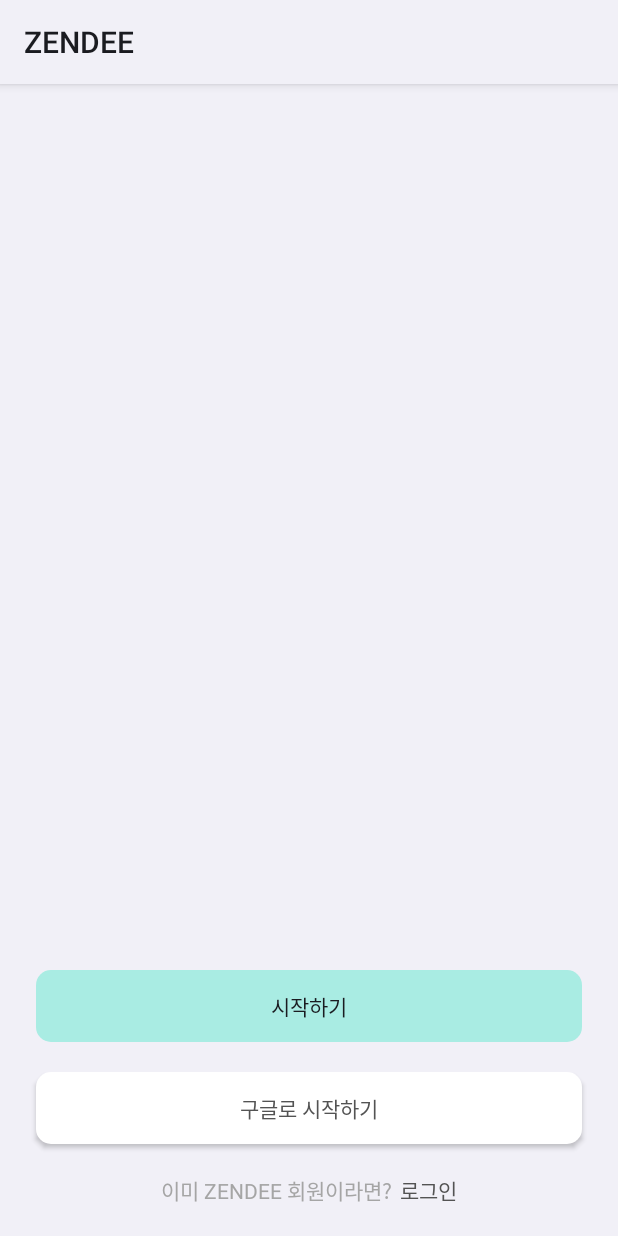
After one commit to 2023ZenDee/ZenDee_android, an Android app: the layout fragment_signup.xml on its own in the app's theme, with its tools: preview values and no code run, on a phone screen of 412 x 824 dp. The commit adds this screen. Run offline under Robolectric (Android 15) with nearby library versions, the phone set to English and light mode, and no system bars.

Commit message:
✨ :: ADD START SCREEN

```diff
--- a/build.gradle
+++ b/build.gradle
@@ -9,8 +9,8 @@ buildscript {
 }
 
 plugins {
-    id 'com.android.application' version '7.3.0' apply false
-    id 'com.android.library' version '7.3.0' apply false
+    id 'com.android.application' version '7.4.2' apply false
+    id 'com.android.library' version '7.4.2' apply false
     id 'org.jetbrains.kotlin.android' version '1.7.10' apply false
     id 'com.google.dagger.hilt.android' version '2.44' apply false
 }
--- a/data/build.gradle
+++ b/data/build.gradle
@@ -12,8 +12,6 @@ android {
     defaultConfig {
         minSdk 28
         targetSdk 33
-        versionCode 1
-        versionName "1.0"
 
         testInstrumentationRunner "androidx.test.runner.AndroidJUnitRunner"
     }
--- a/di/build.gradle
+++ b/di/build.gradle
@@ -12,8 +12,6 @@ android {
     defaultConfig {
         minSdk 28
         targetSdk 32
-        versionCode 1
-        versionName "1.0"
 
         testInstrumentationRunner "androidx.test.runner.AndroidJUnitRunner"
     }
--- a/domain/build.gradle
+++ b/domain/build.gradle
@@ -10,8 +10,6 @@ android {
     defaultConfig {
         minSdk 28
         targetSdk 33
-        versionCode 1
-        versionName "1.0"
 
         testInstrumentationRunner "androidx.test.runner.AndroidJUnitRunner"
     }
--- a/gradle.properties
+++ b/gradle.properties
@@ -6,7 +6,7 @@
 # http://www.gradle.org/docs/current/userguide/build_environment.html
 # Specifies the JVM arguments used for the daemon process.
 # The setting is particularly useful for tweaking memory settings.
-org.gradle.jvmargs=-Xmx4608m -Dfile.encoding=UTF-8
+org.gradle.jvmargs= -Xmx4608m -Dfile.encoding=UTF-8
 # When configured, Gradle will run in incubating parallel mode.
 # This option should only be used with decoupled projects. More details, visit
 # http://www.gradle.org/docs/current/userguide/multi_project_builds.html#sec:decoupled_projects
--- /dev/null
+++ b/presentation/src/main/res/drawable/button_container.xml
@@ -0,0 +1,9 @@
+<?xml version="1.0" encoding="utf-8"?>
+<shape xmlns:android="http://schemas.android.com/apk/res/android">
+
+    <corners
+        android:radius="10dp"/>
+
+    <solid android:color="@color/white"/>
+
+</shape>
--- /dev/null
+++ b/presentation/src/main/res/layout/fragment_signup.xml
@@ -0,0 +1,88 @@
+<?xml version="1.0" encoding="utf-8"?>
+<layout xmlns:android="http://schemas.android.com/apk/res/android"
+    xmlns:tools="http://schemas.android.com/tools"
+    xmlns:app="http://schemas.android.com/apk/res-auto">
+
+    <data>
+
+    </data>
+
+    <androidx.constraintlayout.widget.ConstraintLayout
+        android:layout_width="match_parent"
+        android:layout_height="match_parent"
+        tools:context=".feature.signup.SignupFragment">
+
+<!--        <ImageView-->
+<!--            android:id="@+id/imageView"-->
+<!--            android:layout_width="wrap_content"-->
+<!--            android:layout_height="wrap_content"-->
+<!--            app:layout_constraintBottom_toTopOf="@+id/btn_start"-->
+<!--            app:layout_constraintEnd_toEndOf="parent"-->
+<!--            app:layout_constraintStart_toStartOf="parent"-->
+<!--            app:layout_constraintTop_toTopOf="parent"-->
+<!--            app:srcCompat="@drawable/ic_splash" />-->
+
+        <Button
+            android:id="@+id/btn_start"
+            android:layout_width="0dp"
+            android:layout_height="wrap_content"
+            android:layout_marginStart="24dp"
+            android:layout_marginEnd="24dp"
+            android:layout_marginBottom="20dp"
+            android:background="@drawable/button_container"
+            android:backgroundTint="@color/mint"
+            android:text="시작하기"
+            style="?android:attr/borderlessButtonStyle"
+            app:layout_constraintBottom_toTopOf="@+id/btn_google"
+            app:layout_constraintEnd_toEndOf="parent"
+            app:layout_constraintHorizontal_bias="0.5"
+            app:layout_constraintStart_toStartOf="parent" />
+
+        <Button
+            android:id="@+id/btn_google"
+            android:layout_width="0dp"
+            android:layout_height="wrap_content"
+            android:layout_marginStart="24dp"
+            android:layout_marginEnd="24dp"
+            android:layout_marginBottom="20dp"
+            android:background="@drawable/button_container"
+            android:text="구글로 시작하기"
+
+            android:textColor="@color/light_black"
+            app:layout_constraintBottom_toTopOf="@+id/linearLayout"
+            app:layout_constraintEnd_toEndOf="parent"
+            app:layout_constraintHorizontal_bias="0.5"
+            app:layout_constraintStart_toStartOf="parent" />
+
+        <LinearLayout
+            android:id="@+id/linearLayout"
+            android:layout_width="wrap_content"
+            android:layout_height="wrap_content"
+            android:layout_marginBottom="20dp"
+            app:layout_constraintBottom_toBottomOf="parent"
+            app:layout_constraintEnd_toEndOf="parent"
+            app:layout_constraintStart_toStartOf="parent">
+
+            <TextView
+                android:id="@+id/tv_qeustion"
+                android:layout_width="wrap_content"
+                android:layout_height="wrap_content"
+                android:layout_marginEnd="5dp"
+                android:text="이미 ZENDEE 회원이라면?"
+                android:textColor="@color/text_gray"
+                app:layout_constraintEnd_toStartOf="@+id/textView3"
+                tools:layout_editor_absoluteY="670dp" />
+
+            <TextView
+                android:id="@+id/tv_login"
+                android:layout_width="wrap_content"
+                android:layout_height="wrap_content"
+                android:text="로그인"
+                android:textColor="@color/light_black"
+                tools:layout_editor_absoluteX="240dp"
+                tools:layout_editor_absoluteY="670dp" />
+
+        </LinearLayout>
+
+    </androidx.constraintlayout.widget.ConstraintLayout>
+</layout>
--- a/presentation/src/main/res/values/colors.xml
+++ b/presentation/src/main/res/values/colors.xml
@@ -7,4 +7,7 @@
     <color name="teal_700">#FF018786</color>
     <color name="black">#FF000000</color>
     <color name="white">#FFFFFFFF</color>
+    <color name="mint">#FFA9ECE3</color>
+    <color name="light_black">#FF535353</color>
+    <color name="text_gray">#FFA5A5A5</color>
 </resources>
--- a/presentation/src/main/res/values/strings.xml
+++ b/presentation/src/main/res/values/strings.xml
@@ -1,3 +1,5 @@
 <resources>
     <string name="app_name">ZENDEE</string>
+    <!-- TODO: Remove or change this placeholder text -->
+    <string name="hello_blank_fragment">Hello blank fragment</string>
 </resources>
```
Also changed, not shown: presentation/src/main/AndroidManifest.xml (+9 -3 lines), presentation/src/main/java/com/ggd/zendee/feature/main/MainActivity.kt (+23 -4 lines), presentation/src/main/java/com/ggd/zendee/feature/map/MapActivity.kt (added, +20 -0 lines), presentation/src/main/java/com/ggd/zendee/feature/signup/SignupFragment.kt (added, +27 -0 lines), presentation/src/main/java/com/ggd/zendee/feature/signup/SignupViewModel.kt (added, +7 -0 lines), presentation/src/main/res/layout/activity_main.xml (+7 -11 lines), presentation/src/main/res/layout/activity_map.xml (added, +27 -0 lines), gradle/wrapper/gradle-wrapper.properties.
